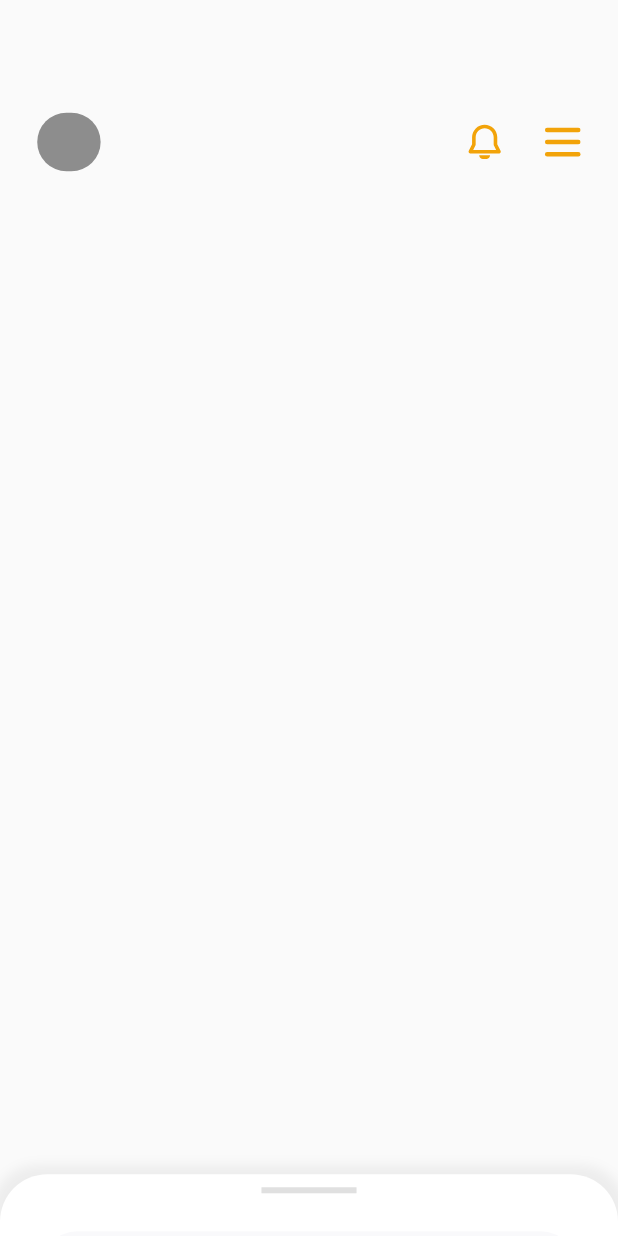
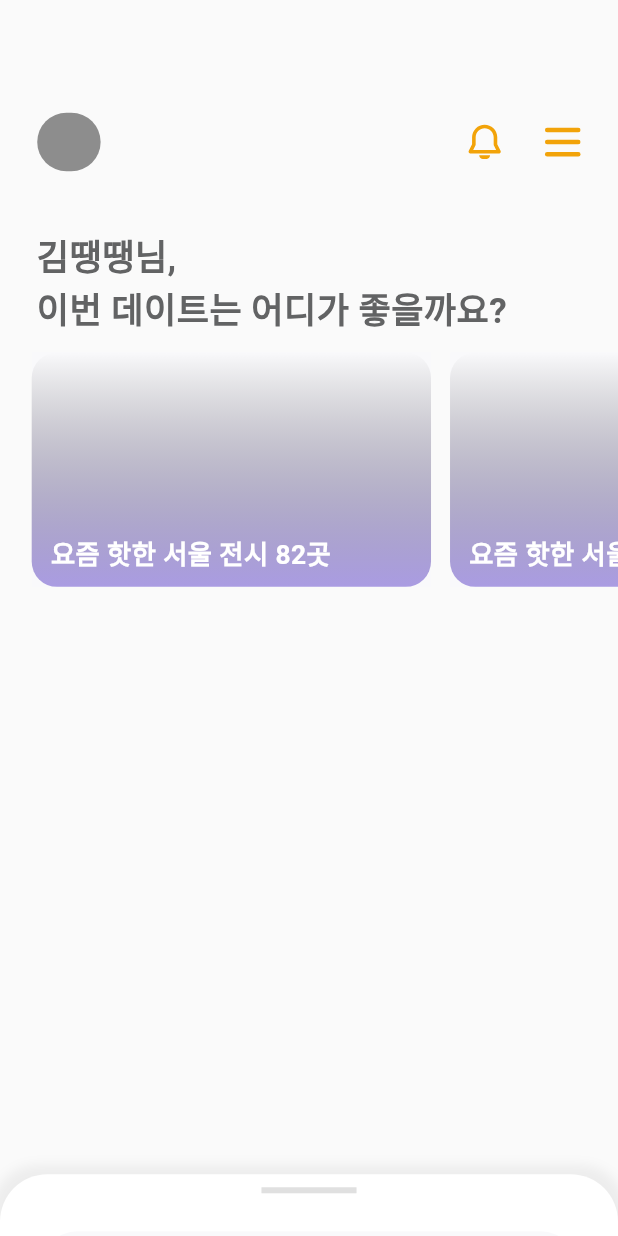
Before and after one commit to olivyou2/daisy-frontend, a Flutter app: the screen it shows after launch, on a phone screen of 412 x 824 dp. Run offline on Flutter 3.47's test engine with Material 2 defaults, Android fonts, the light colour scheme and no system bars; our stand-ins replace flutter_screenutil, flutter_secure_storage, flutter_svg, jwt_decoder; missing offline and left inert: flutter_naver_map, flutter_web_auth_2, widget_mask.

Commit message:
feat: main screen

```diff
--- a/lib/main/screens/main.dart
+++ b/lib/main/screens/main.dart
@@ -1,7 +1,10 @@
+import 'package:daisy_frontend/main/widgets/atom/decoration/wideDecoration.dart';
+import 'package:daisy_frontend/main/widgets/atom/description.dart';
 import 'package:daisy_frontend/main/widgets/atom/map.dart';
 import 'package:daisy_frontend/main/widgets/molecule/mainTopIndicator.dart';
 import 'package:daisy_frontend/main/widgets/molecule/mapTopIndicator.dart';
 import 'package:flutter/material.dart';
+import 'package:flutter_screenutil/flutter_screenutil.dart';
 
 class MainPage extends StatefulWidget {
   const MainPage({super.key});
@@ -11,17 +14,51 @@ class MainPage extends StatefulWidget {
 }
 
 class _MainPageState extends State<MainPage> {
+  final combineWidth = 390.w - 47.w;
+
   @override
   Widget build(BuildContext context) {
-    // return Scaffold(body: const NaverMap());
-
     return Scaffold(
       body: Stack(children: [
         Column(
-          children: const [MainTopIndicator()],
+          crossAxisAlignment: CrossAxisAlignment.start,
+          children: [
+            Center(
+                child: SizedBox(
+                    width: combineWidth, child: const MainTopIndicator())),
+            Padding(padding: EdgeInsets.only(top: 40.h)),
+            _buildDecorationSet(),
+          ],
         ),
         _mapScrollSheet()
       ]),
+    );
+  }
+
+  Column _buildDecorationSet() {
+    return Column(
+      crossAxisAlignment: CrossAxisAlignment.start,
+      children: [
+        SizedBox(
+            width: combineWidth, child: const Center(child: MainDescription())),
+        Padding(padding: EdgeInsets.only(top: 12.h)),
+        SizedBox(
+          height: 160.h,
+          child: ListView.separated(
+            scrollDirection: Axis.horizontal,
+            itemBuilder: (context, index) {
+              return const WideDecoration();
+            },
+            padding: EdgeInsets.only(left: 20.w, right: 20.w),
+            itemCount: 5,
+            separatorBuilder: (BuildContext context, int index) {
+              return Padding(
+                padding: EdgeInsets.only(left: 12.w),
+              );
+            },
+          ),
+        ),
+      ],
     );
   }
 
--- /dev/null
+++ b/lib/main/widgets/atom/decoration/wideDecoration.dart
@@ -0,0 +1,53 @@
+import 'package:daisy_frontend/util/color.dart';
+import 'package:daisy_frontend/util/image.dart';
+import 'package:flutter/material.dart';
+import 'package:flutter_screenutil/flutter_screenutil.dart';
+import 'package:widget_mask/widget_mask.dart';
+
+class WideDecoration extends StatefulWidget {
+  const WideDecoration({super.key});
+
+  @override
+  State<WideDecoration> createState() => _WideDecorationState();
+}
+
+class _WideDecorationState extends State<WideDecoration> {
+  final String title = "요즘 핫한 서울 전시 82곳";
+
+  @override
+  Widget build(BuildContext context) {
+    return Container(
+      width: 252.w,
+      height: 160.h,
+      decoration: BoxDecoration(borderRadius: BorderRadius.circular(16.w)),
+      child: Stack(children: [
+        // imageWidget,
+        Stack(children: [
+          Container(
+            width: 252.w,
+            height: 160.h,
+            color: ColorPalette.backGray,
+          ),
+          Container(
+            decoration: BoxDecoration(
+                borderRadius: BorderRadius.all(Radius.circular(16.w)),
+                gradient: const LinearGradient(
+                    begin: Alignment.topCenter,
+                    end: Alignment.bottomCenter,
+                    colors: [
+                      Color.fromARGB(0, 0, 0, 0),
+                      Color.fromARGB(171, 131, 110, 214)
+                    ])),
+          ),
+          Container(
+            padding: EdgeInsets.only(top: 124.h, left: 12.w),
+            child: Text(
+              title,
+              style: TextStyle(fontSize: 18.sp, fontWeight: FontWeight.w700),
+            ),
+          )
+        ])
+      ]),
+    );
+  }
+}
--- /dev/null
+++ b/lib/main/widgets/atom/description.dart
@@ -0,0 +1,25 @@
+import 'package:daisy_frontend/util/color.dart';
+import 'package:flutter/material.dart';
+import 'package:flutter_screenutil/flutter_screenutil.dart';
+
+class MainDescription extends StatefulWidget {
+  const MainDescription({super.key});
+
+  @override
+  State<MainDescription> createState() => _MainDescriptionState();
+}
+
+class _MainDescriptionState extends State<MainDescription> {
+  String name = "김땡땡";
+
+  @override
+  Widget build(BuildContext context) {
+    return Text(
+      "$name님,\n이번 데이트는 어디가 좋을까요?",
+      style: TextStyle(
+          fontSize: 24.sp,
+          fontWeight: FontWeight.w700,
+          color: ColorPalette.darkGray),
+    );
+  }
+}
--- a/lib/main/widgets/molecule/mainTopIndicator.dart
+++ b/lib/main/widgets/molecule/mainTopIndicator.dart
@@ -16,10 +16,7 @@ class _MainTopIndicatorState extends State<MainTopIndicator> {
     return Column(
       children: [
         Padding(padding: EdgeInsets.only(top: 77.h)),
-        Center(
-          child: SizedBox(
-            width: 390.w - 47.w,
-            child: Row(
+        Row(
           mainAxisAlignment: MainAxisAlignment.spaceBetween,
           children: [
             const ProfileImage(),
@@ -43,8 +40,6 @@ class _MainTopIndicatorState extends State<MainTopIndicator> {
               ),
             )
           ],
-            ),
-          ),
         )
       ],
     );
--- a/lib/main/widgets/molecule/mapTopIndicator.dart
+++ b/lib/main/widgets/molecule/mapTopIndicator.dart
@@ -1,5 +1,5 @@
-import 'package:daisy_frontend/main/widgets/atom/mapIndicatorButton.dart';
-import 'package:daisy_frontend/main/widgets/atom/placeinput.dart';
+import 'package:daisy_frontend/main/widgets/atom/button.dart';
+import 'package:daisy_frontend/main/widgets/atom/placeInput.dart';
 import 'package:flutter/cupertino.dart';
 import 'package:flutter/material.dart';
 import 'package:flutter_screenutil/flutter_screenutil.dart';
--- a/lib/util/color.dart
+++ b/lib/util/color.dart
@@ -1,6 +1,7 @@
 import 'package:flutter/material.dart';
 
 class ColorPalette {
+  static const Color darkGray = Color(0xff626364);
   static const Color gray = Color(0xff8d8d8d);
   static const Color gray2 = Color(0xffb4b4b4);
   static const Color gray3 = Color(0xff626364);
--- a/lib/util/image.dart
+++ b/lib/util/image.dart
@@ -1,4 +1,5 @@
 import 'package:flutter/material.dart';
+import 'package:flutter_screenutil/flutter_screenutil.dart';
 import 'package:flutter_svg/svg.dart';
 
 class DaisyImages {
@@ -27,4 +28,9 @@ class DaisyImages {
       Image(image: AssetImage("assets/images/init/camera.png"));
   static const AssetImage dropdownBtnImage =
       AssetImage("assets/images/init/dropdown.png");
+
+  // MOCKUP DATA
+
+  static const AssetImage decorationMockImage =
+      AssetImage("assets/images/mock/decoration.png");
 }
--- a/pubspec.yaml
+++ b/pubspec.yaml
@@ -44,6 +44,7 @@ dependencies:
   flutter_svg: ^2.0.3
   flutter_naver_map: 0.10.7
   indexed: ^0.0.8
+  widget_mask: ^1.0.0+0
 
 dev_dependencies:
   flutter_test:
@@ -78,6 +79,7 @@ flutter:
     - assets/images/map/delete.svg
     - assets/images/main/burger.svg
     - assets/images/main/bell.svg
+    - assets/images/mock/decoration.png
 
     - assets/images/init/camera.png
     - assets/images/init/dropdown.png
```
Also changed, not shown: assets/images/mock/decoration.png (added), lib/main/widgets/atom/button.dart (renamed from lib/main/widgets/atom/mapindicatorbutton.dart), pubspec.lock. Lines whose indentation alone changed are shown as unchanged.
